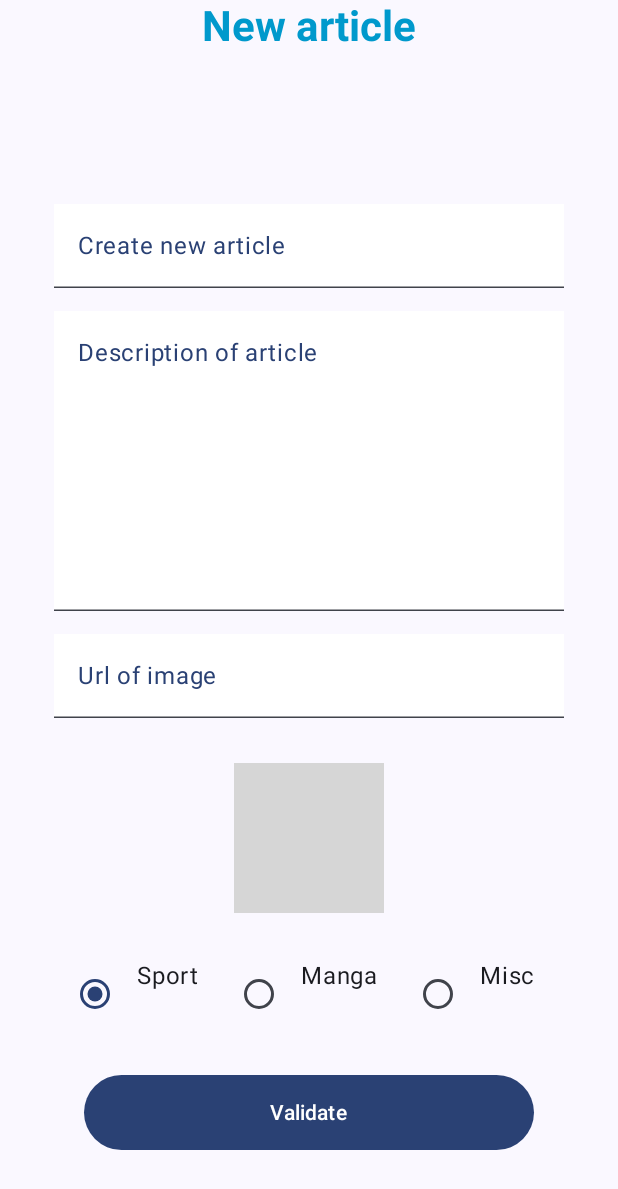
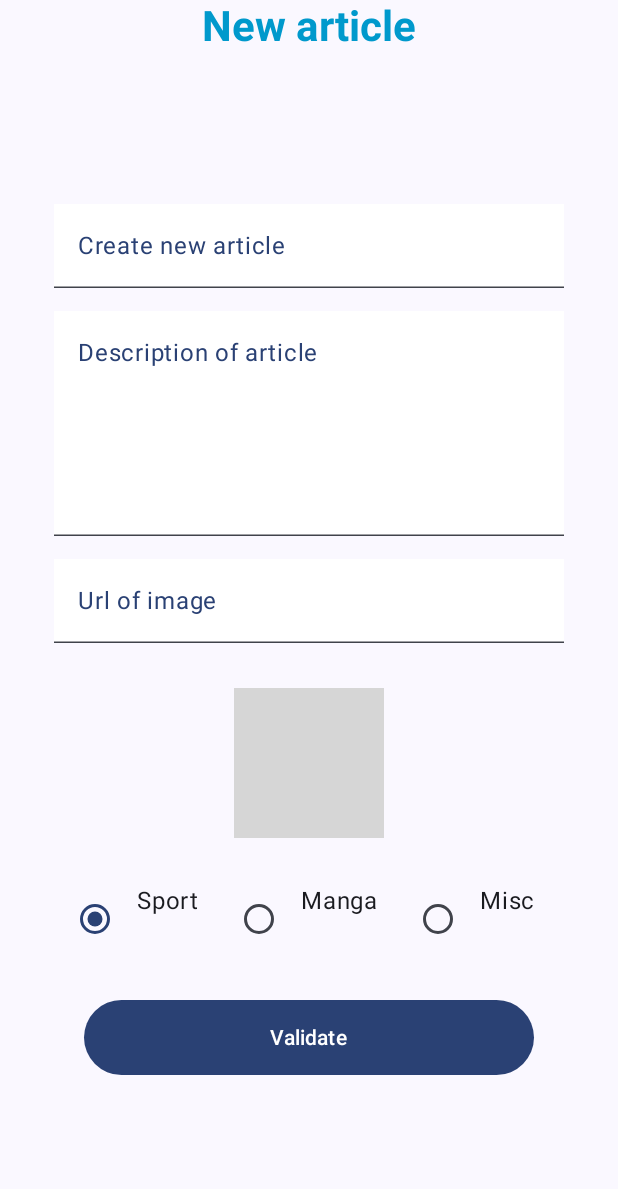
Before and after one commit to ahkhiat/FeedArticlesCompose, an Android app built with Jetpack Compose: the CreateScreen screen opened through its navigation route, on a phone screen of 412 x 824 dp. Shown: the top 1189 px of the screen. Run offline under Robolectric (Android 15) with nearby library versions, the phone set to English and light mode, and no system bars; our stand-ins replace Dagger/Hilt's generated code; pictures from the network do not load; grey boxes are pictures that could not be loaded.

Commit message:
correctifs tel

```diff
--- a/app/src/main/java/com/example/feedarticlescompose/ui/screen/auth/LoginViewModel.kt
+++ b/app/src/main/java/com/example/feedarticlescompose/ui/screen/auth/LoginViewModel.kt
@@ -6,7 +6,6 @@ import androidx.lifecycle.viewModelScope
 import com.devid_academy.feedarticlescompose.data.api.ApiService
 import com.devid_academy.feedarticlescompose.data.manager.PreferencesManager
 import com.devid_academy.feedarticlescompose.utils.AuthEvent
-import com.devid_academy.feedarticlescompose.utils.LoginState
 import com.example.feedarticlescompose.R
 import dagger.hilt.android.lifecycle.HiltViewModel
 import kotlinx.coroutines.Dispatchers
--- a/app/src/main/java/com/example/feedarticlescompose/ui/screen/auth/RegisterViewModel.kt
+++ b/app/src/main/java/com/example/feedarticlescompose/ui/screen/auth/RegisterViewModel.kt
@@ -8,7 +8,6 @@ import com.devid_academy.feedarticlescompose.data.api.ApiService
 import com.devid_academy.feedarticlescompose.data.dto.auth.AuthDTO
 import com.devid_academy.feedarticlescompose.data.manager.PreferencesManager
 import com.devid_academy.feedarticlescompose.utils.AuthEvent
-import com.devid_academy.feedarticlescompose.utils.RegisterState
 import com.example.feedarticlescompose.R
 import dagger.hilt.android.lifecycle.HiltViewModel
 import kotlinx.coroutines.Dispatchers
--- a/app/src/main/java/com/example/feedarticlescompose/ui/screen/create/CreaArticleViewModel.kt
+++ b/app/src/main/java/com/example/feedarticlescompose/ui/screen/create/CreaArticleViewModel.kt
@@ -7,7 +7,6 @@ import com.devid_academy.feedarticlescompose.data.api.ApiService
 import com.devid_academy.feedarticlescompose.data.dto.CreaArticleDTO
 import com.devid_academy.feedarticlescompose.data.manager.PreferencesManager
 import com.devid_academy.feedarticlescompose.utils.ArticleEvent
-import com.devid_academy.feedarticlescompose.utils.ArticleState
 import com.example.feedarticlescompose.R
 import dagger.hilt.android.lifecycle.HiltViewModel
 import kotlinx.coroutines.Dispatchers
--- a/app/src/main/java/com/example/feedarticlescompose/ui/screen/create/CreateScreen.kt
+++ b/app/src/main/java/com/example/feedarticlescompose/ui/screen/create/CreateScreen.kt
@@ -145,7 +145,7 @@ fun CreateContent(
             maxLines = 10,
             label = context.getString(R.string.create_et_description_article),
             modifier = Modifier
-                .height(200.dp),
+                .height(150.dp),
             singleLine = false
         )
         Spacer(modifier = Modifier.height(15.dp))
--- a/app/src/main/java/com/example/feedarticlescompose/ui/screen/edit/EditArticleViewModel.kt
+++ b/app/src/main/java/com/example/feedarticlescompose/ui/screen/edit/EditArticleViewModel.kt
@@ -12,7 +12,6 @@ import com.devid_academy.feedarticlescompose.data.dto.UpdateArticleDTO
 import com.devid_academy.feedarticlescompose.data.manager.PreferencesManager
 import com.devid_academy.feedarticlescompose.ui.navigation.Screen
 import com.devid_academy.feedarticlescompose.utils.ArticleEvent
-import com.devid_academy.feedarticlescompose.utils.ArticleState
 import com.example.feedarticlescompose.R
 import dagger.hilt.android.lifecycle.HiltViewModel
 import kotlinx.coroutines.Dispatchers
--- a/app/src/main/java/com/example/feedarticlescompose/ui/screen/edit/EditScreen.kt
+++ b/app/src/main/java/com/example/feedarticlescompose/ui/screen/edit/EditScreen.kt
@@ -155,7 +155,7 @@ fun EditContent(
             maxLines = 10,
             label = context.getString(R.string.edit_et_description_article),
             modifier = Modifier
-                .height(200.dp),
+                .height(150.dp),
             singleLine = false
         )
         Spacer(modifier = Modifier.height(15.dp))
--- a/app/src/main/java/com/example/feedarticlescompose/ui/screen/main/MainViewModel.kt
+++ b/app/src/main/java/com/example/feedarticlescompose/ui/screen/main/MainViewModel.kt
@@ -11,7 +11,6 @@ import com.devid_academy.feedarticlescompose.data.dto.ArticleDTO
 import com.devid_academy.feedarticlescompose.data.manager.PreferencesManager
 import com.devid_academy.feedarticlescompose.ui.navigation.Screen
 import com.devid_academy.feedarticlescompose.utils.ArticleEvent
-import com.devid_academy.feedarticlescompose.utils.ArticleState
 import com.example.feedarticlescompose.R
 import dagger.hilt.android.lifecycle.HiltViewModel
 import kotlinx.coroutines.Dispatchers
```
